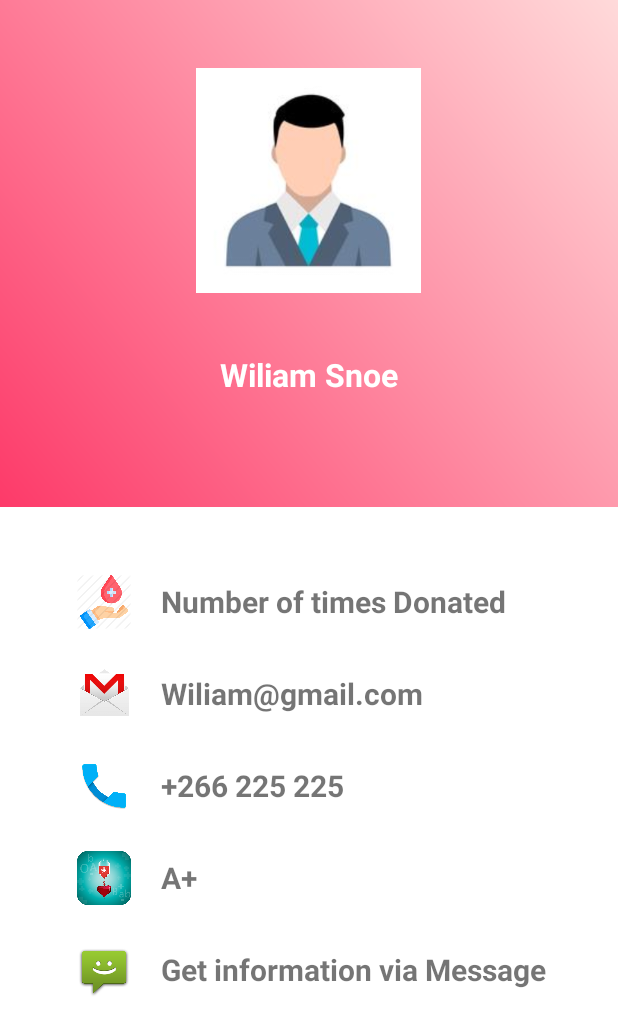
After one commit to WooTechnology/shades-of-red, an Android app: the layout user_info.xml on its own in the app's theme, with its tools: preview values and no code run, on a phone screen of 412 x 824 dp. The commit adds this screen. Shown: the top 1035 px of the screen. Run offline under Robolectric (Android 15) with nearby library versions, the phone set to English and light mode, and no system bars; Roboto replaces fonts that are not available here.

Commit message:
user-info activity

```diff
--- /dev/null
+++ b/app/src/main/res/drawable/gradientbackground.xml
@@ -0,0 +1,8 @@
+<?xml version="1.0" encoding="utf-8"?>
+<shape xmlns:android="http://schemas.android.com/apk/res/android">
+    <gradient android:angle="45"
+        android:startColor="@color/startblue"
+        android:endColor="@color/endblue"
+        />
+
+</shape>
--- /dev/null
+++ b/app/src/main/res/layout/user_info.xml
@@ -0,0 +1,148 @@
+<?xml version="1.0" encoding="utf-8"?>
+<LinearLayout xmlns:android="http://schemas.android.com/apk/res/android"
+    xmlns:app="http://schemas.android.com/apk/res-auto"
+    xmlns:tools="http://schemas.android.com/tools"
+    android:layout_width="match_parent"
+    android:layout_height="match_parent"
+    android:orientation="vertical"
+    android:background="@android:color/white">
+
+    <RelativeLayout
+        android:layout_width="match_parent"
+        android:layout_height="338dp">
+
+        <LinearLayout
+            android:layout_width="match_parent"
+            android:layout_height="350dp"
+            android:background="@drawable/gradientbackground"
+            android:orientation="vertical">
+
+            <ImageView
+                android:layout_width="150dp"
+                android:layout_height="150dp"
+                android:layout_gravity="center_horizontal"
+                android:layout_marginTop="45dp"
+                android:src="@drawable/male" />
+
+            <TextView
+                android:layout_width="wrap_content"
+                android:layout_height="wrap_content"
+                android:layout_gravity="center_horizontal"
+                android:layout_marginTop="40dp"
+                android:text="Wiliam Snoe"
+                android:textColor="#fff"
+                android:textSize="21sp"
+                android:textStyle="bold" />
+        </LinearLayout>
+
+    </RelativeLayout>
+
+    <LinearLayout
+        android:layout_width="360dp"
+        android:layout_height="wrap_content"
+        android:orientation="vertical"
+        android:layout_gravity="center"
+        android:layout_marginTop="45dp">
+
+        <LinearLayout
+
+            android:orientation="horizontal"
+            android:paddingLeft="25dp"
+            android:layout_width="match_parent"
+            android:layout_height="wrap_content">
+            <ImageView
+                android:layout_width="36dp"
+                android:layout_height="36dp"
+                android:src="@drawable/number"/>
+            <TextView
+                android:textStyle="bold"
+                android:layout_gravity="center_vertical"
+                android:layout_width="wrap_content"
+                android:layout_height="wrap_content"
+                android:layout_marginLeft="20dp"
+                android:text="Number of times Donated"
+                android:textSize="20sp"/>
+        </LinearLayout>
+
+        <LinearLayout
+            android:layout_marginTop="25dp"
+            android:orientation="horizontal"
+            android:paddingLeft="25dp"
+            android:layout_width="match_parent"
+            android:layout_height="wrap_content">
+            <ImageView
+                android:layout_width="36dp"
+                android:layout_height="36dp"
+                android:src="@drawable/email"/>
+            <TextView
+                android:textStyle="bold"
+                android:layout_gravity="center_vertical"
+                android:layout_width="wrap_content"
+                android:layout_height="wrap_content"
+                android:layout_marginLeft="20dp"
+                android:text="Wiliam@gmail.com"
+                android:textSize="20sp"/>
+        </LinearLayout>
+        <LinearLayout
+            android:layout_marginTop="25dp"
+            android:orientation="horizontal"
+            android:paddingLeft="25dp"
+            android:layout_width="match_parent"
+            android:layout_height="wrap_content">
+            <ImageView
+                android:layout_width="36dp"
+                android:layout_height="36dp"
+                android:src="@drawable/call"/>
+            <TextView
+                android:textStyle="bold"
+
+                android:layout_gravity="center_vertical"
+                android:layout_width="wrap_content"
+                android:layout_height="wrap_content"
+                android:layout_marginLeft="20dp"
+                android:textSize="20sp"
+                android:text="+266 225 225"/>
+        </LinearLayout>
+        <LinearLayout
+            android:layout_marginTop="25dp"
+            android:orientation="horizontal"
+            android:paddingLeft="25dp"
+            android:layout_width="match_parent"
+            android:layout_height="wrap_content">
+            <ImageView
+                android:layout_width="36dp"
+                android:layout_height="36dp"
+                android:src="@drawable/blood"/>
+            <TextView
+                android:textStyle="bold"
+
+                android:layout_gravity="center_vertical"
+                android:layout_width="wrap_content"
+                android:layout_height="wrap_content"
+                android:layout_marginLeft="20dp"
+                android:textSize="20sp"
+                android:text="A+"/>
+        </LinearLayout>
+        <LinearLayout
+            android:layout_marginTop="25dp"
+            android:orientation="horizontal"
+            android:paddingLeft="25dp"
+            android:layout_width="match_parent"
+            android:layout_height="wrap_content">
+            <ImageView
+                android:layout_width="36dp"
+                android:layout_height="36dp"
+                android:src="@drawable/msg"/>
+            <TextView
+                android:textStyle="bold"
+                android:layout_gravity="center_vertical"
+                android:layout_width="wrap_content"
+                android:layout_height="wrap_content"
+                android:layout_marginLeft="20dp"
+                android:textSize="20sp"
+                android:text="Get information via Message"/>
+        </LinearLayout>
+    </LinearLayout>
+
+
+</LinearLayout>
--- a/app/src/main/res/values/colors.xml
+++ b/app/src/main/res/values/colors.xml
@@ -3,4 +3,6 @@
     <color name="colorPrimary">#6200EE</color>
     <color name="colorPrimaryDark">#3700B3</color>
     <color name="colorAccent">#03DAC5</color>
+    <color name="startblue">#fd3a69</color>
+    <color name="endblue">#ffdada</color>
 </resources>
```
Also changed, not shown: app/src/main/res/drawable/blood.png (added), app/src/main/res/drawable/call.jpg (added), app/src/main/res/drawable/email.png (added), app/src/main/res/drawable/male.jpg (added), app/src/main/res/drawable/msg.png (added), app/src/main/res/drawable/number.png (added).
